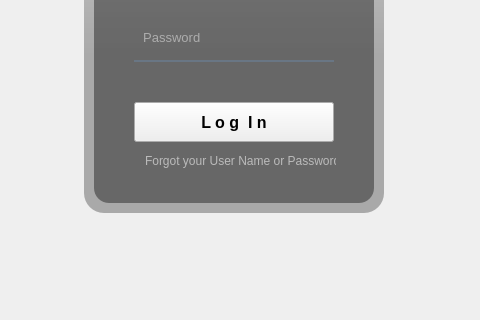
IVAndreev21/YRT, file forms/login.ui: the form before one commit; both pictures show x 346 to 826 and y 218 to 538 of the 1280 by 720 pixel window.
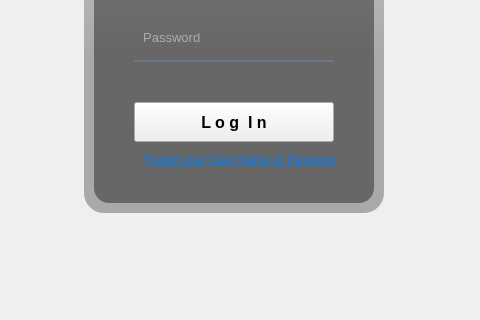
The form after the commit. Icons and pictures are not drawn.

What changed in the file:
```diff
--- a/forms/login.ui
+++ b/forms/login.ui
@@ -212,7 +212,7 @@
      <string notr="true">color:rgba(255, 255, 255, 140);</string>
     </property>
     <property name="text">
-     <string>Forgot your User Name or Password? </string>
+     <string>&lt;html&gt;&lt;head/&gt;&lt;body&gt;&lt;p&gt;&lt;a href=&quot;s&quot;&gt;&lt;span style=&quot; text-decoration: underline; color:#007af4;&quot;&gt;Forgot your User Name or Password? &lt;/span&gt;&lt;/a&gt;&lt;/p&gt;&lt;/body&gt;&lt;/html&gt;</string>
     </property>
    </widget>
   </widget>
```
